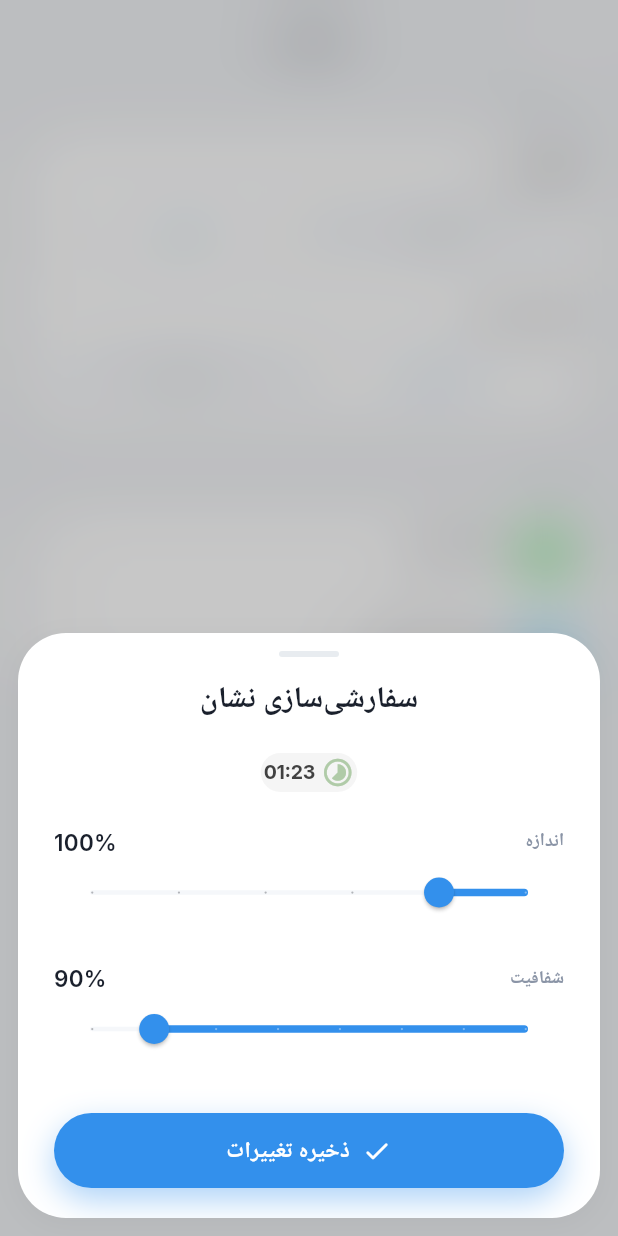
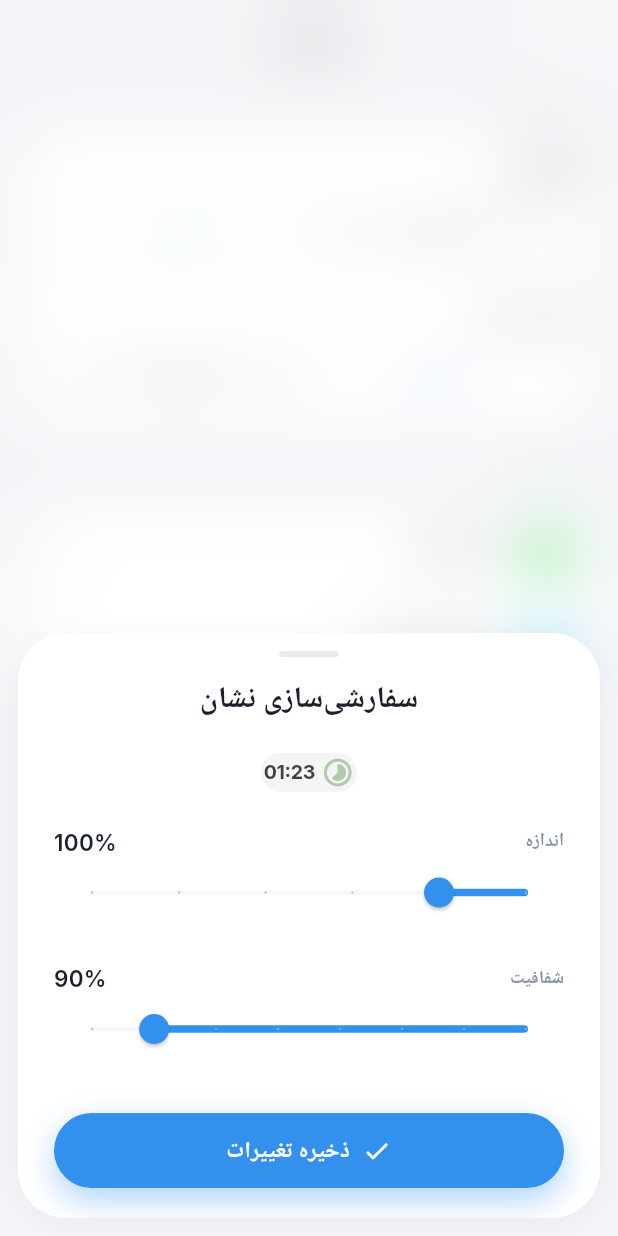
Before and after one commit to aminjafari-dev/app_usage, a Flutter app: the SettingsPage screen opened by its route, after a tap on "فارسی", after a tap on "ظاهر نشان", on a phone screen of 412 x 824 dp. Run offline on Flutter 3.47's test engine with Material 3 defaults, Android fonts, the light colour scheme and no system bars; our stand-ins replace animated_notch_bottom_bar, dartz, equatable, flutter_bloc, gap, get_it and 2 more; missing offline and left inert: flutter_overlay_window, usage_stats; accounts and stored records are empty.

Commit message:
Update GBlurScrim widget to change background color from black to white with adjusted alpha value for improved visual clarity. This change enhances the frosted effect in overlays, contributing to a more cohesive user experience across UI components.

```diff
--- a/lib/core/widgets/g_blur_sheet.dart
+++ b/lib/core/widgets/g_blur_sheet.dart
@@ -32,7 +32,7 @@ class GBlurScrim extends StatelessWidget {
             sigmaY: _sigma * progress,
           ),
           child: ColoredBox(
-            color: Colors.black.withValues(alpha: 0.22 * progress),
+            color: Colors.white.withValues(alpha: 0.2 * progress),
             child: child,
           ),
         ),
```
